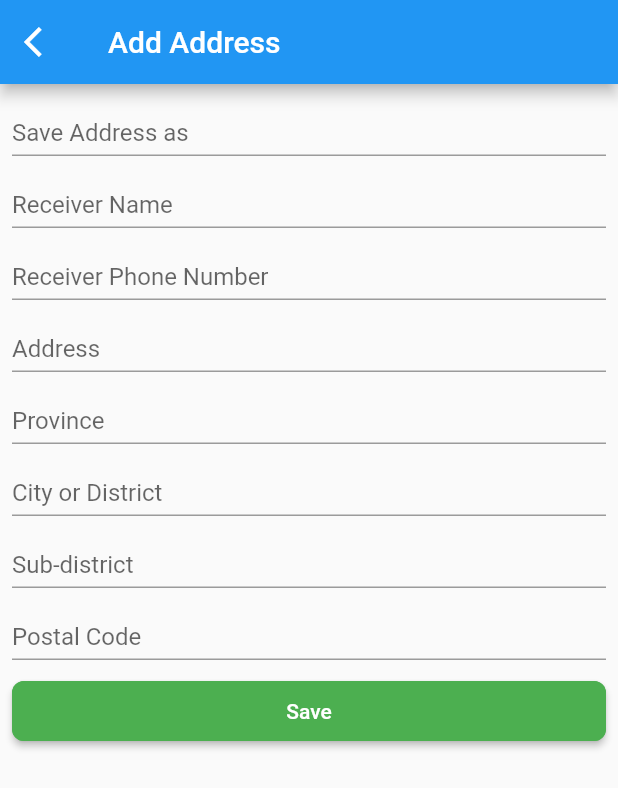
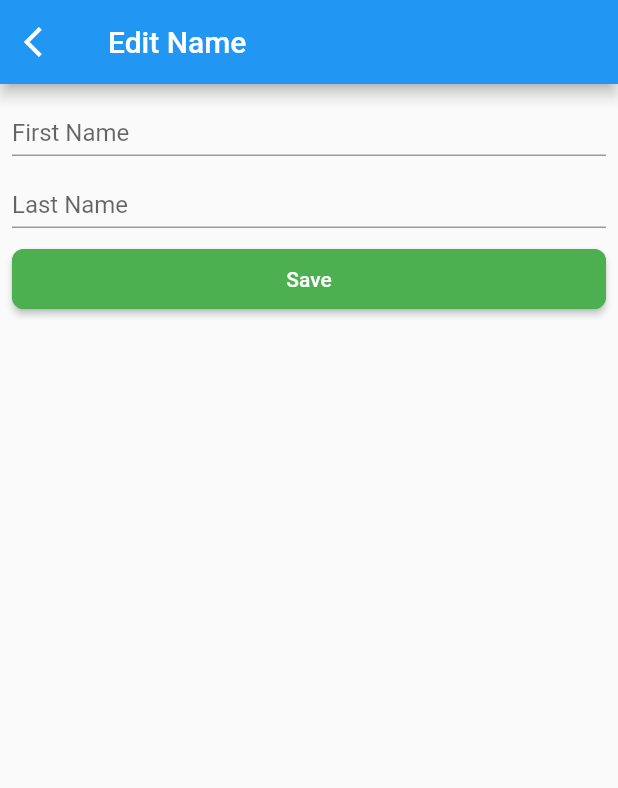
Before and after one commit to danudevphoton/pocctflutter, a Flutter app: the AddressForm screen opened directly, on a phone screen of 412 x 824 dp. Shown: the top 788 px of the screen. Run offline on Flutter 3.47's test engine with Material 2 defaults, Android fonts, the phone set to English and light mode, and no system bars.

Commit message:
account page UI development

```diff
--- a/lib/page/edit_account/address_form.dart
+++ b/lib/page/edit_account/address_form.dart
@@ -15,6 +15,20 @@ class AddressForm extends StatefulWidget {
 class _AddressFormState extends State<AddressForm> {
   final GlobalKey<ScaffoldState> _scaffoldKey = new GlobalKey<ScaffoldState>();
 
+  String _appBarTitle() {
+    String txt = '';
+    if (widget.type == FormType.ADD_ADDRESS)
+      txt = 'Add Address';
+    else if (widget.type == FormType.EDIT_ADDRESS)
+      txt = 'Edit Address';
+    else if (widget.type == FormType.EDIT_NAME)
+      txt = 'Edit Name';
+    else if (widget.type == FormType.EDIT_EMAIL)
+      txt = 'Edit Email Address';
+    else if (widget.type == FormType.EDIT_PHONE) txt = 'Edit Phone Number';
+    return txt;
+  }
+
   @override
   Widget build(BuildContext context) {
     return Scaffold(
@@ -22,7 +36,7 @@ class _AddressFormState extends State<AddressForm> {
       appBar: AppBar(
         centerTitle: false,
         title: Text(
-          widget.type == FormType.ADD_ADDRESS ? 'Add Address' : 'Edit Address',
+          _appBarTitle(),
           style: TextStyle(fontSize: 20),
         ),
         leading: IconButton(
@@ -34,7 +48,26 @@ class _AddressFormState extends State<AddressForm> {
       body: SafeAreaView(
           child: Padding(
         padding: const EdgeInsets.only(left: 8, top: 0, right: 8, bottom: 8),
-        child: Column(
+        child: _buildBody(context, widget.type),
+      )),
+    );
+  }
+
+  Widget _buildBody(BuildContext context, FormType type) {
+    Widget w;
+    if (type == FormType.ADD_ADDRESS || type == FormType.EDIT_ADDRESS) {
+      w = _buildAddressForm(context);
+    } else if (type == FormType.EDIT_NAME) {
+      w = _buildNameForm(context);
+    } else if (type == FormType.EDIT_EMAIL) {
+      w = _buildEmailForm(context);
+    } else if (type == FormType.EDIT_PHONE) {
+      w = _buildPhoneForm(context);
+    }
+    return w;
+  }
+
+  Widget _buildAddressForm(BuildContext context) => Column(
         children: [
           TextFormField(
             textInputAction: TextInputAction.next,
@@ -110,10 +143,7 @@ class _AddressFormState extends State<AddressForm> {
             ),
           ),
         ],
-        ),
-      )),
       );
-  }
 
   void _submitFormHandler(BuildContext context) {
     var content =
@@ -127,4 +157,92 @@ class _AddressFormState extends State<AddressForm> {
       Navigator.of(context).pop();
     });
   }
+
+  Widget _buildNameForm(BuildContext context) => Column(
+        children: [
+          TextFormField(
+            textInputAction: TextInputAction.next,
+            decoration: InputDecoration(
+                contentPadding: const EdgeInsets.only(bottom: 0),
+                labelText: 'First Name',
+                alignLabelWithHint: true),
+          ),
+          TextFormField(
+            textInputAction: TextInputAction.done,
+            decoration: InputDecoration(
+                contentPadding: const EdgeInsets.only(bottom: 0),
+                labelText: 'Last Name',
+                alignLabelWithHint: true),
+          ),
+          Container(
+            margin: const EdgeInsets.only(top: 14),
+            height: 40,
+            width: MediaQuery.of(context).size.width,
+            child: RaisedButton(
+              shape: RoundedRectangleBorder(
+                  borderRadius: BorderRadius.circular(8),
+                  side: BorderSide(color: Colors.green)),
+              onPressed: () => _submitFormHandler(context),
+              color: Colors.green,
+              textColor: Colors.white,
+              // padding: const EdgeInsets.only(left: 8, right: 8),
+              child: Text('Save'),
+            ),
+          ),
+        ],
+      );
+
+  Widget _buildEmailForm(BuildContext context) => Column(
+        children: [
+          TextFormField(
+            textInputAction: TextInputAction.done,
+            decoration: InputDecoration(
+                contentPadding: const EdgeInsets.only(bottom: 0),
+                labelText: 'Email Address',
+                alignLabelWithHint: true),
+          ),
+          Container(
+            margin: const EdgeInsets.only(top: 14),
+            height: 40,
+            width: MediaQuery.of(context).size.width,
+            child: RaisedButton(
+              shape: RoundedRectangleBorder(
+                  borderRadius: BorderRadius.circular(8),
+                  side: BorderSide(color: Colors.green)),
+              onPressed: () => _submitFormHandler(context),
+              color: Colors.green,
+              textColor: Colors.white,
+              // padding: const EdgeInsets.only(left: 8, right: 8),
+              child: Text('Save'),
+            ),
+          ),
+        ],
+      );
+
+  Widget _buildPhoneForm(BuildContext context) => Column(
+        children: [
+          TextFormField(
+            textInputAction: TextInputAction.done,
+            decoration: InputDecoration(
+                contentPadding: const EdgeInsets.only(bottom: 0),
+                labelText: 'Phone Number',
+                alignLabelWithHint: true),
+          ),
+          Container(
+            margin: const EdgeInsets.only(top: 14),
+            height: 40,
+            width: MediaQuery.of(context).size.width,
+            child: RaisedButton(
+              shape: RoundedRectangleBorder(
+                  borderRadius: BorderRadius.circular(8),
+                  side: BorderSide(color: Colors.green)),
+              onPressed: () => _submitFormHandler(context),
+              color: Colors.green,
+              textColor: Colors.white,
+              // padding: const EdgeInsets.only(left: 8, right: 8),
+              child: Text('Save'),
+            ),
+          ),
+        ],
+      );
 }
```
Also changed, not shown: lib/page/account_page.dart (+19 -3 lines). Lines whose indentation alone changed are shown as unchanged.
